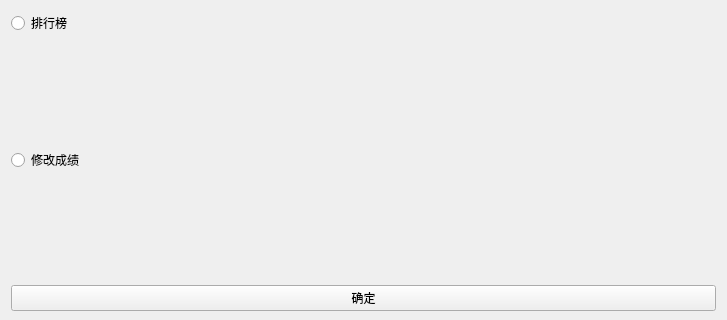
AyanMR/homework1, file form/mainwindow.ui: the form before one commit; both pictures show x 0 to 727 and y 107 to 427 of the 727 by 537 pixel window.
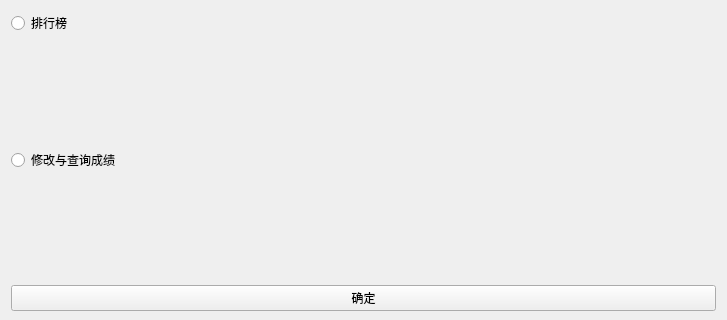
The form after the commit.

Patch:
```diff
--- a/form/mainwindow.ui
+++ b/form/mainwindow.ui
@@ -24,7 +24,7 @@
             <item>
                 <widget class="QRadioButton" name="radioButton_2">
                     <property name="text">
-                        <string>修改成绩</string>
+                        <string>修改与查询成绩</string>
                     </property>
                 </widget>
             </item>
```
